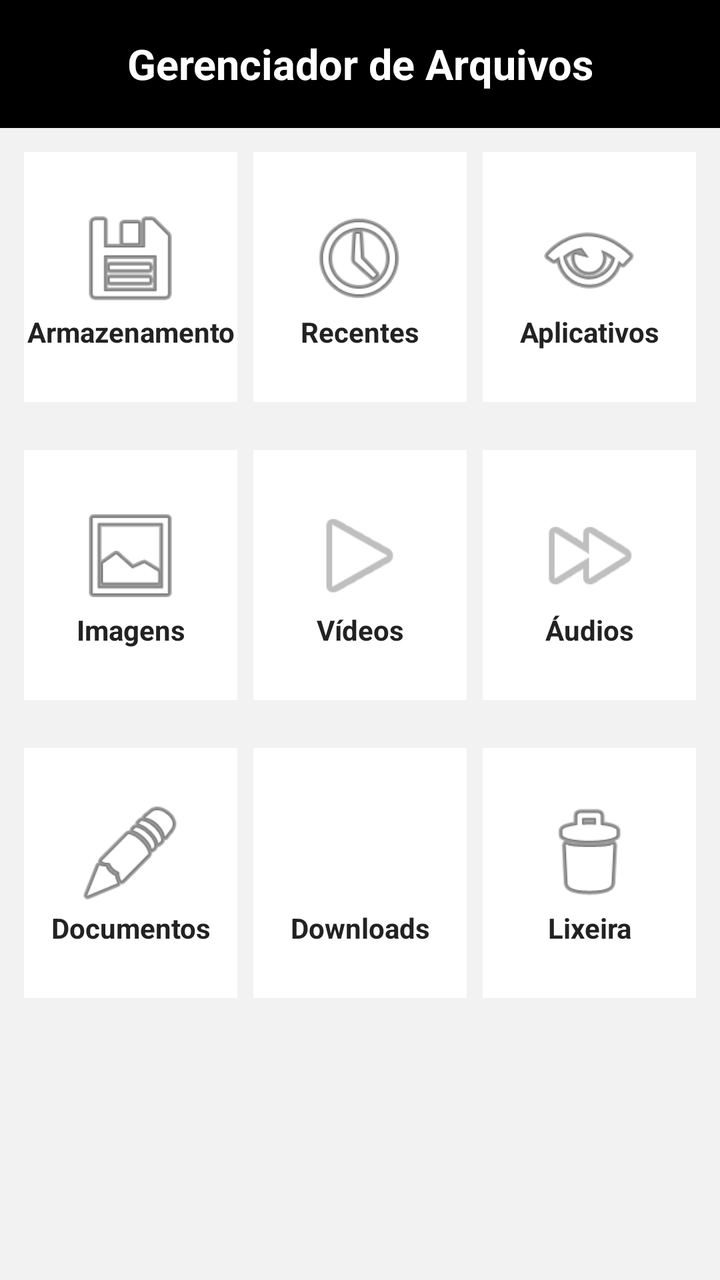
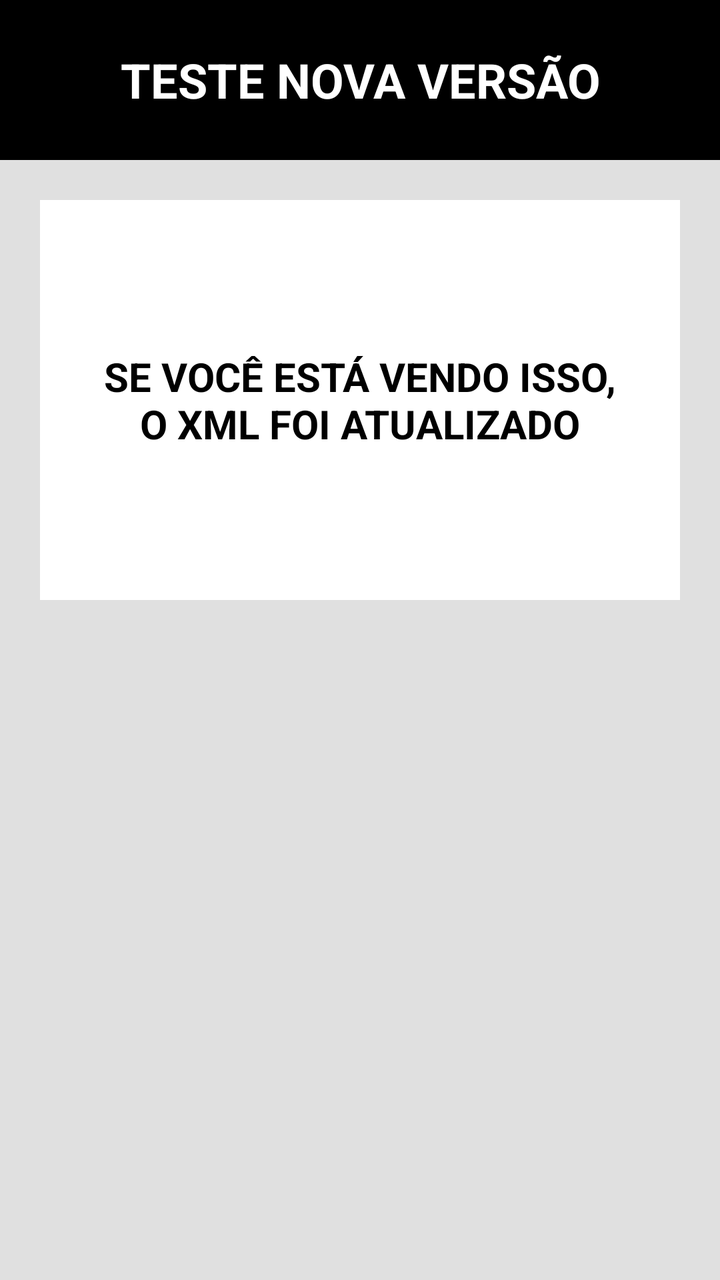

Two renders of the same Android screen: before a commit and after it. Below are the layout's source before the change and the commit's diff.
<!-- AndroidManifest.xml: application theme android:Theme.Material.Light.NoActionBar -->
<!-- res/layout/activity_main.xml -->
<?xml version="1.0" encoding="utf-8"?>
<ScrollView xmlns:android="http://schemas.android.com/apk/res/android"
    android:layout_width="match_parent"
    android:layout_height="match_parent"
    android:background="#F2F2F2">

    <LinearLayout
        android:layout_width="match_parent"
        android:layout_height="wrap_content"
        android:orientation="vertical">

        
        <TextView
            android:layout_width="match_parent"
            android:layout_height="64dp"
            android:background="#000000"
            android:gravity="center"
            android:text="Gerenciador de Arquivos"
            android:textColor="#FFFFFF"
            android:textSize="21sp"
            android:textStyle="bold" />

        
        <LinearLayout
            android:layout_width="match_parent"
            android:layout_height="wrap_content"
            android:orientation="horizontal"
            android:padding="8dp">

            
            <LinearLayout
                android:layout_width="0dp"
                android:layout_height="125dp"
                android:layout_weight="1"
                android:layout_margin="4dp"
                android:background="#FFFFFF"
                android:gravity="center"
                android:orientation="vertical">

                <ImageView
                    android:layout_width="55dp"
                    android:layout_height="55dp"
                    android:src="@android:drawable/ic_menu_save"
                    android:contentDescription="Armazenamento" />

                <TextView
                    android:layout_width="match_parent"
                    android:layout_height="wrap_content"
                    android:gravity="center"
                    android:text="Armazenamento"
                    android:textColor="#222222"
                    android:textSize="14sp"
                    android:textStyle="bold" />

            </LinearLayout>

            
            <LinearLayout
                android:layout_width="0dp"
                android:layout_height="125dp"
                android:layout_weight="1"
                android:layout_margin="4dp"
                android:background="#FFFFFF"
                android:gravity="center"
                android:orientation="vertical">

                <ImageView
                    android:layout_width="55dp"
                    android:layout_height="55dp"
                    android:src="@android:drawable/ic_menu_recent_history"
                    android:contentDescription="Arquivos recentes" />

                <TextView
                    android:layout_width="match_parent"
                    android:layout_height="wrap_content"
                    android:gravity="center"
                    android:text="Recentes"
                    android:textColor="#222222"
                    android:textSize="14sp"
                    android:textStyle="bold" />

            </LinearLayout>

            
            <LinearLayout
                android:layout_width="0dp"
                android:layout_height="125dp"
                android:layout_weight="1"
                android:layout_margin="4dp"
                android:background="#FFFFFF"
                android:gravity="center"
                android:orientation="vertical">

                <ImageView
                    android:layout_width="55dp"
                    android:layout_height="55dp"
                    android:src="@android:drawable/ic_menu_view"
                    android:contentDescription="Aplicativos" />

                <TextView
                    android:layout_width="match_parent"
                    android:layout_height="wrap_content"
                    android:gravity="center"
                    android:text="Aplicativos"
                    android:textColor="#222222"
                    android:textSize="14sp"
                    android:textStyle="bold" />

            </LinearLayout>

        </LinearLayout>

        
        <LinearLayout
            android:layout_width="match_parent"
            android:layout_height="wrap_content"
            android:orientation="horizontal"
            android:padding="8dp">

            
            <LinearLayout
                android:layout_width="0dp"
                android:layout_height="125dp"
                android:layout_weight="1"
                android:layout_margin="4dp"
                android:background="#FFFFFF"
                android:gravity="center"
                android:orientation="vertical">

                <ImageView
                    android:layout_width="55dp"
                    android:layout_height="55dp"
                    android:src="@android:drawable/ic_menu_gallery"
                    android:contentDescription="Imagens" />

                <TextView
                    android:layout_width="match_parent"
                    android:layout_height="wrap_content"
                    android:gravity="center"
                    android:text="Imagens"
                    android:textColor="#222222"
                    android:textSize="14sp"
                    android:textStyle="bold" />

            </LinearLayout>

            
            <LinearLayout
                android:layout_width="0dp"
                android:layout_height="125dp"
                android:layout_weight="1"
                android:layout_margin="4dp"
                android:background="#FFFFFF"
                android:gravity="center"
                android:orientation="vertical">

                <ImageView
                    android:layout_width="55dp"
                    android:layout_height="55dp"
                    android:src="@android:drawable/ic_media_play"
                    android:contentDescription="Vídeos" />

                <TextView
                    android:layout_width="match_parent"
                    android:layout_height="wrap_content"
                    android:gravity="center"
                    android:text="Vídeos"
                    android:textColor="#222222"
                    android:textSize="14sp"
                    android:textStyle="bold" />

            </LinearLayout>

            
            <LinearLayout
                android:layout_width="0dp"
                android:layout_height="125dp"
                android:layout_weight="1"
                android:layout_margin="4dp"
                android:background="#FFFFFF"
                android:gravity="center"
                android:orientation="vertical">

                <ImageView
                    android:layout_width="55dp"
                    android:layout_height="55dp"
                    android:src="@android:drawable/ic_media_ff"
                    android:contentDescription="Áudios" />

                <TextView
                    android:layout_width="match_parent"
                    android:layout_height="wrap_content"
                    android:gravity="center"
                    android:text="Áudios"
                    android:textColor="#222222"
                    android:textSize="14sp"
                    android:textStyle="bold" />

            </LinearLayout>

        </LinearLayout>

        
        <LinearLayout
            android:layout_width="match_parent"
            android:layout_height="wrap_content"
            android:orientation="horizontal"
            android:padding="8dp">

            
            <LinearLayout
                android:layout_width="0dp"
                android:layout_height="125dp"
                android:layout_weight="1"
                android:layout_margin="4dp"
                android:background="#FFFFFF"
                android:gravity="center"
                android:orientation="vertical">

                <ImageView
                    android:layout_width="55dp"
                    android:layout_height="55dp"
                    android:src="@android:drawable/ic_menu_edit"
                    android:contentDescription="Documentos" />

                <TextView
                    android:layout_width="match_parent"
                    android:layout_height="wrap_content"
                    android:gravity="center"
                    android:text="Documentos"
                    android:textColor="#222222"
                    android:textSize="14sp"
                    android:textStyle="bold" />

            </LinearLayout>

            
            <LinearLayout
                android:layout_width="0dp"
                android:layout_height="125dp"
                android:layout_weight="1"
                android:layout_margin="4dp"
                android:background="#FFFFFF"
                android:gravity="center"
                android:orientation="vertical">

                <ImageView
                    android:layout_width="55dp"
                    android:layout_height="55dp"
                    android:src="@android:drawable/stat_sys_download"
                    android:contentDescription="Downloads" />

                <TextView
                    android:layout_width="match_parent"
                    android:layout_height="wrap_content"
                    android:gravity="center"
                    android:text="Downloads"
                    android:textColor="#222222"
                    android:textSize="14sp"
                    android:textStyle="bold" />

            </LinearLayout>

            
            <LinearLayout
                android:layout_width="0dp"
                android:layout_height="125dp"
                android:layout_weight="1"
                android:layout_margin="4dp"
                android:background="#FFFFFF"
                android:gravity="center"
                android:orientation="vertical">

                <ImageView
                    android:layout_width="55dp"
                    android:layout_height="55dp"
                    android:src="@android:drawable/ic_menu_delete"
                    android:contentDescription="Lixeira" />

                <TextView
                    android:layout_width="match_parent"
                    android:layout_height="wrap_content"
                    android:gravity="center"
                    android:text="Lixeira"
                    android:textColor="#222222"
                    android:textSize="14sp"
                    android:textStyle="bold" />

            </LinearLayout>

        </LinearLayout>

    </LinearLayout>

</ScrollView>
<!-- resources referenced by this layout -->
<resources>

</resources>

<!-- the commit's change to res/layout/activity_main.xml (unified diff, before → after) -->
@@ -1,295 +1,29 @@
 <?xml version="1.0" encoding="utf-8"?>
-<ScrollView xmlns:android="http://schemas.android.com/apk/res/android"
+<LinearLayout xmlns:android="http://schemas.android.com/apk/res/android"
     android:layout_width="match_parent"
     android:layout_height="match_parent"
-    android:background="#F2F2F2">
+    android:orientation="vertical"
+    android:background="#E0E0E0">
 
-    <LinearLayout
+    <TextView
         android:layout_width="match_parent"
-        android:layout_height="wrap_content"
-        android:orientation="vertical">
+        android:layout_height="80dp"
+        android:background="#000000"
+        android:gravity="center"
+        android:text="TESTE NOVA VERSÃO"
+        android:textColor="#FFFFFF"
+        android:textSize="24sp"
+        android:textStyle="bold" />
 
-        
-        <TextView
-            android:layout_width="match_parent"
-            android:layout_height="64dp"
-            android:background="#000000"
-            android:gravity="center"
-            android:text="Gerenciador de Arquivos"
-            android:textColor="#FFFFFF"
-            android:textSize="21sp"
-            android:textStyle="bold" />
+    <TextView
+        android:layout_width="match_parent"
+        android:layout_height="200dp"
+        android:layout_margin="20dp"
+        android:background="#FFFFFF"
+        android:gravity="center"
+        android:text="SE VOCÊ ESTÁ VENDO ISSO,\nO XML FOI ATUALIZADO"
+        android:textColor="#000000"
+        android:textSize="20sp"
+        android:textStyle="bold" />
 
-        
-        <LinearLayout
-            android:layout_width="match_parent"
-            android:layout_height="wrap_content"
-            android:orientation="horizontal"
-            android:padding="8dp">
-
-            
-            <LinearLayout
-                android:layout_width="0dp"
-                android:layout_height="125dp"
-                android:layout_weight="1"
-                android:layout_margin="4dp"
-                android:background="#FFFFFF"
-                android:gravity="center"
-                android:orientation="vertical">
-
-                <ImageView
-                    android:layout_width="55dp"
-                    android:layout_height="55dp"
-                    android:src="@android:drawable/ic_menu_save"
-                    android:contentDescription="Armazenamento" />
-
-                <TextView
-                    android:layout_width="match_parent"
-                    android:layout_height="wrap_content"
-                    android:gravity="center"
-                    android:text="Armazenamento"
-                    android:textColor="#222222"
-                    android:textSize="14sp"
-                    android:textStyle="bold" />
-
-            </LinearLayout>
-
-            
-            <LinearLayout
-                android:layout_width="0dp"
-                android:layout_height="125dp"
-                android:layout_weight="1"
-                android:layout_margin="4dp"
-                android:background="#FFFFFF"
-                android:gravity="center"
-                android:orientation="vertical">
-
-                <ImageView
-                    android:layout_width="55dp"
-                    android:layout_height="55dp"
-                    android:src="@android:drawable/ic_menu_recent_history"
-                    android:contentDescription="Arquivos recentes" />
-
-                <TextView
-                    android:layout_width="match_parent"
-                    android:layout_height="wrap_content"
-                    android:gravity="center"
-                    android:text="Recentes"
-                    android:textColor="#222222"
-                    android:textSize="14sp"
-                    android:textStyle="bold" />
-
-            </LinearLayout>
-
-            
-            <LinearLayout
-                android:layout_width="0dp"
-                android:layout_height="125dp"
-                android:layout_weight="1"
-                android:layout_margin="4dp"
-                android:background="#FFFFFF"
-                android:gravity="center"
-                android:orientation="vertical">
-
-                <ImageView
-                    android:layout_width="55dp"
-                    android:layout_height="55dp"
-                    android:src="@android:drawable/ic_menu_view"
-                    android:contentDescription="Aplicativos" />
-
-                <TextView
-                    android:layout_width="match_parent"
-                    android:layout_height="wrap_content"
-                    android:gravity="center"
-                    android:text="Aplicativos"
-                    android:textColor="#222222"
-                    android:textSize="14sp"
-                    android:textStyle="bold" />
-
-            </LinearLayout>
-
-        </LinearLayout>
-
-        
-        <LinearLayout
-            android:layout_width="match_parent"
-            android:layout_height="wrap_content"
-            android:orientation="horizontal"
-            android:padding="8dp">
-
-            
-            <LinearLayout
-                android:layout_width="0dp"
-                android:layout_height="125dp"
-                android:layout_weight="1"
-                android:layout_margin="4dp"
-                android:background="#FFFFFF"
-                android:gravity="center"
-                android:orientation="vertical">
-
-                <ImageView
-                    android:layout_width="55dp"
-                    android:layout_height="55dp"
-                    android:src="@android:drawable/ic_menu_gallery"
-                    android:contentDescription="Imagens" />
-
-                <TextView
-                    android:layout_width="match_parent"
-                    android:layout_height="wrap_content"
-                    android:gravity="center"
-                    android:text="Imagens"
-                    android:textColor="#222222"
-                    android:textSize="14sp"
-                    android:textStyle="bold" />
-
-            </LinearLayout>
-
-            
-            <LinearLayout
-                android:layout_width="0dp"
-                android:layout_height="125dp"
-                android:layout_weight="1"
-                android:layout_margin="4dp"
-                android:background="#FFFFFF"
-                android:gravity="center"
-                android:orientation="vertical">
-
-                <ImageView
-                    android:layout_width="55dp"
-                    android:layout_height="55dp"
-                    android:src="@android:drawable/ic_media_play"
-                    android:contentDescription="Vídeos" />
-
-                <TextView
-                    android:layout_width="match_parent"
-                    android:layout_height="wrap_content"
-                    android:gravity="center"
-                    android:text="Vídeos"
-                    android:textColor="#222222"
-                    android:textSize="14sp"
-                    android:textStyle="bold" />
-
-            </LinearLayout>
-
-            
-            <LinearLayout
-                android:layout_width="0dp"
-                android:layout_height="125dp"
-                android:layout_weight="1"
-                android:layout_margin="4dp"
-                android:background="#FFFFFF"
-                android:gravity="center"
-                android:orientation="vertical">
-
-                <ImageView
-                    android:layout_width="55dp"
-                    android:layout_height="55dp"
-                    android:src="@android:drawable/ic_media_ff"
-                    android:contentDescription="Áudios" />
-
-                <TextView
-                    android:layout_width="match_parent"
-                    android:layout_height="wrap_content"
-                    android:gravity="center"
-                    android:text="Áudios"
-                    android:textColor="#222222"
-                    android:textSize="14sp"
-                    android:textStyle="bold" />
-
-            </LinearLayout>
-
-        </LinearLayout>
-
-        
-        <LinearLayout
-            android:layout_width="match_parent"
-            android:layout_height="wrap_content"
-            android:orientation="horizontal"
-            android:padding="8dp">
-
-            
-            <LinearLayout
-                android:layout_width="0dp"
-                android:layout_height="125dp"
-                android:layout_weight="1"
-                android:layout_margin="4dp"
-                android:background="#FFFFFF"
-                android:gravity="center"
-                android:orientation="vertical">
-
-                <ImageView
-                    android:layout_width="55dp"
-                    android:layout_height="55dp"
-                    android:src="@android:drawable/ic_menu_edit"
-                    android:contentDescription="Documentos" />
-
-                <TextView
-                    android:layout_width="match_parent"
-                    android:layout_height="wrap_content"
-                    android:gravity="center"
-                    android:text="Documentos"
-                    android:textColor="#222222"
-                    android:textSize="14sp"
-                    android:textStyle="bold" />
-
-            </LinearLayout>
-
-            
-            <LinearLayout
-                android:layout_width="0dp"
-                android:layout_height="125dp"
-                android:layout_weight="1"
-                android:layout_margin="4dp"
-                android:background="#FFFFFF"
-                android:gravity="center"
-                android:orientation="vertical">
-
-                <ImageView
-                    android:layout_width="55dp"
-                    android:layout_height="55dp"
-                    android:src="@android:drawable/stat_sys_download"
-                    android:contentDescription="Downloads" />
-
-                <TextView
-                    android:layout_width="match_parent"
-                    android:layout_height="wrap_content"
-                    android:gravity="center"
-                    android:text="Downloads"
-                    android:textColor="#222222"
-                    android:textSize="14sp"
-                    android:textStyle="bold" />
-
-            </LinearLayout>
-
-            
-            <LinearLayout
-                android:layout_width="0dp"
-                android:layout_height="125dp"
-                android:layout_weight="1"
-                android:layout_margin="4dp"
-                android:background="#FFFFFF"
-                android:gravity="center"
-                android:orientation="vertical">
-
-                <ImageView
-                    android:layout_width="55dp"
-                    android:layout_height="55dp"
-                    android:src="@android:drawable/ic_menu_delete"
-                    android:contentDescription="Lixeira" />
-
-                <TextView
-                    android:layout_width="match_parent"
-                    android:layout_height="wrap_content"
-                    android:gravity="center"
-                    android:text="Lixeira"
-                    android:textColor="#222222"
-                    android:textSize="14sp"
-                    android:textStyle="bold" />
-
-            </LinearLayout>
-
-        </LinearLayout>
-
-    </LinearLayout>
-
-</ScrollView>
+</LinearLayout>
